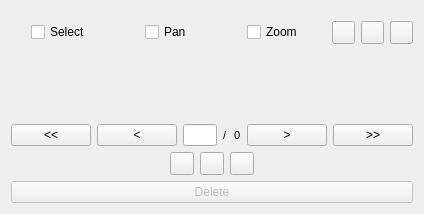
Old version of the form src/NavTable/ui/main_panel.ui in the repository fpsampayo/qgis-navtable.
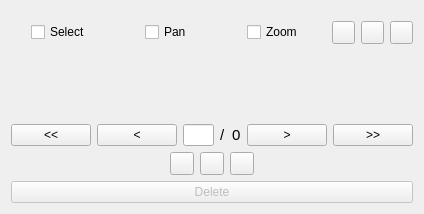
New version of the form.

Commit message:
feat: Improve visual feedback for selection, filters, and sorting
- Implement record-specific yellow highlighting for selected features.
- Update record counter format to 'Current / Filtered (Total) (Selected)'.
- Enable Remove Filter button to also clear layer selection.
- Add visual highlights (colors) for active filter and sort buttons.
- Increase font size of counters for better legibility.
- Ensure real-time UI synchronization with QGIS selection changes.

What changed in the file:
```diff
--- a/src/NavTable/ui/main_panel.ui
+++ b/src/NavTable/ui/main_panel.ui
@@ -192,7 +192,7 @@
           <widget class="QLabel" name="nFeatLB">
            <property name="font">
             <font>
-             <pointsize>8</pointsize>
+             <pointsize>11</pointsize>
             </font>
            </property>
            <property name="text">
@@ -204,7 +204,7 @@
           <widget class="QLabel" name="label">
            <property name="font">
             <font>
-             <pointsize>8</pointsize>
+             <pointsize>11</pointsize>
             </font>
            </property>
            <property name="text">
```
The commit also changes 1 other file.
